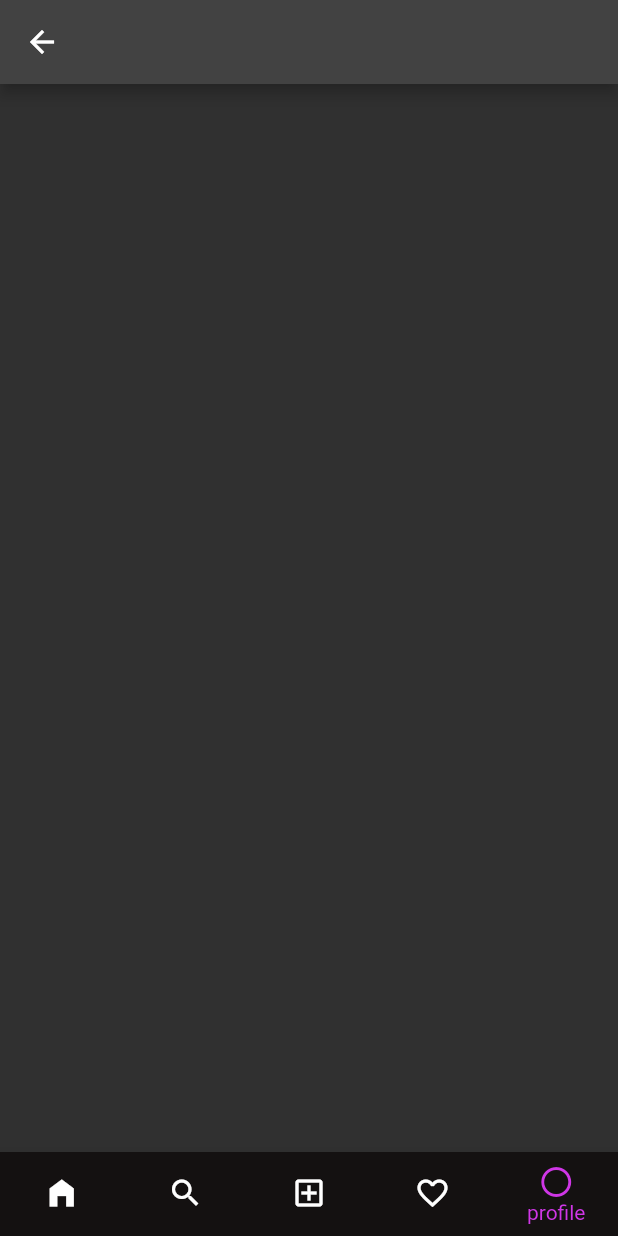
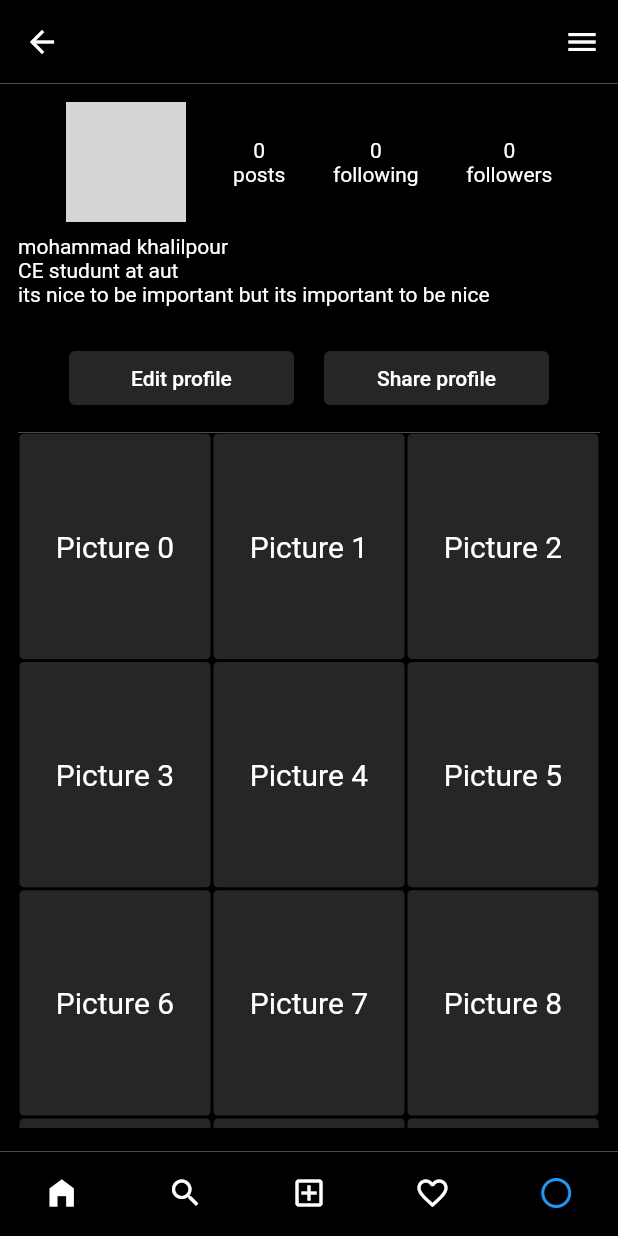
Before and after one commit to mohammad-khalilpour/instagraph, a Flutter app: the MainScreen screen opened by its route, item 5 of the bottom bar chosen, on a phone screen of 412 x 824 dp. Run offline on Flutter 3.47's test engine with Material 2 defaults, Android fonts, the phone set to English and light mode, and no system bars; our stand-ins replace cloud_firestore, firebase_auth, firebase_core, flutter_riverpod; accounts and stored records are empty; network calls fail; grey boxes are pictures that could not be loaded.

Commit message:
added username provider and profile screen

```diff
--- a/lib/constants/constants.dart
+++ b/lib/constants/constants.dart
@@ -3,8 +3,10 @@ import 'package:flutter/material.dart';
 const wGap8 = SizedBox(width: 8);
 const wGap16 = SizedBox(width: 16);
 const wGap20 = SizedBox(width: 20);
+const wGap60 = SizedBox(width: 60);
 const hGap8 = SizedBox(height: 8);
 const hGap12 = SizedBox(height: 12);
 const hGap16 = SizedBox(height: 16);
 const hGap20 = SizedBox(height: 20);
 const hGap28 = SizedBox(height: 28);
+const hGap60 = SizedBox(height: 60);
--- a/lib/main.dart
+++ b/lib/main.dart
@@ -29,7 +29,15 @@ class MyApp extends StatelessWidget {
     return MaterialApp(
       title: 'Flutter Demo',
       debugShowCheckedModeBanner: false,
-      theme: ThemeData.dark(),
+      theme: ThemeData.dark().copyWith(
+        scaffoldBackgroundColor: Colors.black,
+        bottomNavigationBarTheme: const BottomNavigationBarThemeData(
+          backgroundColor: Colors.black,
+        ),
+        appBarTheme: const AppBarTheme(
+          backgroundColor: Colors.black,
+        ),
+      ),
       routes: {
         RouteNames.mainScreen: (context) => const MainScreen(),
         RouteNames.loginScreen: (context) => const LoginScreen(),
@@ -40,7 +48,6 @@ class MyApp extends StatelessWidget {
           final isLoggedIn = ref.watch(isLoggedInProvider);
           if (isLoggedIn) {
             return const MainScreen();
-
           } else {
             return const LoginScreen();
           }
--- a/lib/screens/auth_screens/login_screen.dart
+++ b/lib/screens/auth_screens/login_screen.dart
@@ -55,7 +55,7 @@ class _LoginScreenState extends ConsumerState<LoginScreen> {
                         Container(
                           width: containerWidth,
                           decoration: BoxDecoration(
-                            border: Border.all(),
+                            border: Border.all(color: Colors.white),
                           ),
                           child: Padding(
                             padding: const EdgeInsets.all(20),
@@ -147,7 +147,7 @@ class _LoginScreenState extends ConsumerState<LoginScreen> {
                         Container(
                           width: containerWidth,
                           decoration: BoxDecoration(
-                            border: Border.all(),
+                            border: Border.all(color: Colors.white),
                           ),
                           child: Padding(
                             padding: const EdgeInsets.all(20.0),
--- a/lib/screens/auth_screens/signup_screen.dart
+++ b/lib/screens/auth_screens/signup_screen.dart
@@ -45,7 +45,7 @@ class SignUpScreenState extends ConsumerState<SignUpScreen> {
                     Container(
                       width: containerWidth,
                       decoration: BoxDecoration(
-                        border: Border.all(),
+                        border: Border.all(color: Colors.white),
                       ),
                       child: Padding(
                         padding: const EdgeInsets.all(20),
@@ -181,7 +181,7 @@ class SignUpScreenState extends ConsumerState<SignUpScreen> {
                     Container(
                       width: containerWidth,
                       decoration: BoxDecoration(
-                        border: Border.all(),
+                        border: Border.all(color: Colors.white),
                       ),
                       child: Column(
                         mainAxisAlignment: MainAxisAlignment.center,
--- a/lib/screens/main/main_screen.dart
+++ b/lib/screens/main/main_screen.dart
@@ -1,6 +1,7 @@
 import 'package:flutter/material.dart';
 import 'package:flutter_riverpod/flutter_riverpod.dart';
-
+import 'package:instagraph/screens/profile/profile_app_bar.dart';
+import 'package:instagraph/screens/profile/profile_body.dart';
 
 class MainScreen extends ConsumerStatefulWidget {
   const MainScreen({super.key});
@@ -12,38 +13,108 @@ class MainScreen extends ConsumerStatefulWidget {
 class _MainScreenState extends ConsumerState<MainScreen> {
   int _currentIndex = 0;
 
-  final List<Widget> _screen = [
-    const Scaffold(),
-    const Scaffold(),
-    const Scaffold(),
-    const Scaffold(),
-    const Scaffold(),
+  @override
+  Widget build(BuildContext context) {
+    final List<Widget> screen = [
+      Container(),
+      Container(),
+      Container(),
+      Container(),
+      const ProfileScreenBody(),
     ];
 
-  final List<AppBar> _appBar = [
+    final List<AppBar> appBar = [
       AppBar(),
       AppBar(),
       AppBar(),
       AppBar(),
-    AppBar(),
+      profileAppBar(context),
     ];
 
-  @override
-  Widget build(BuildContext context) {
     return SafeArea(
-      child: Scaffold(
-        appBar: _appBar[_currentIndex],
-        body: _screen[_currentIndex],
+      child: LayoutBuilder(
+        builder: (context, constraints) {
+          final width = constraints.maxWidth;
+          final height = constraints.maxHeight;
+          if (width < 780) {
+            return Scaffold(
+              appBar: _currentIndex == 4 ? appBar[_currentIndex] : null,
+              body: screen[_currentIndex],
               bottomNavigationBar: _bottomNavigationBar(),
+            );
+          } else {
+            return Scaffold(
+              body: Row(
+                crossAxisAlignment: CrossAxisAlignment.start,
+                children: [
+                  Container(
+                    width: 70,
+                    height: height,
+                    decoration: const BoxDecoration(
+                      border: BorderDirectional(
+                        end: BorderSide(
+                          width: 0.2,
+                          color: Colors.white,
+                        ),
+                      ),
+                    ),
+                    child: _navigationRail(),
+                  ),
+                  screen[_currentIndex],
+                ],
+              ),
+            );
+          }
+        },
       ),
     );
   }
 
+  Widget _navigationRail() {
+    return NavigationRail(
+      backgroundColor: Colors.black,
+      destinations: const <NavigationRailDestination>[
+        NavigationRailDestination(
+          icon: Icon(Icons.home_filled),
+          label: Text('Home'),
+        ),
+        NavigationRailDestination(
+          icon: Icon(Icons.search),
+          label: Text('search'),
+        ),
+        NavigationRailDestination(
+          icon: Icon(Icons.add_box_outlined),
+          label: Text('create'),
+        ),
+        NavigationRailDestination(
+          icon: Icon(Icons.favorite_border_outlined),
+          label: Text('Notifications'),
+        ),
+        NavigationRailDestination(
+          icon: Icon(Icons.circle_outlined),
+          label: Text('profile'),
+        ),
+      ],
+      selectedIndex: _currentIndex,
+      onDestinationSelected: onTabTapped,
+    );
+  }
+
   Widget _bottomNavigationBar() {
-    return BottomNavigationBar(
+    return Container(
+      height: 60,
+      child: Column(
+        mainAxisAlignment: MainAxisAlignment.end,
+        children: [
+          Container(
+            height: 0.2,
+            color: Colors.white,
+          ),
+          BottomNavigationBar(
             currentIndex: _currentIndex,
             onTap: onTabTapped,
             showUnselectedLabels: false,
+            showSelectedLabels: false,
             items: const [
               BottomNavigationBarItem(
                 icon: Icon(Icons.home_filled),
@@ -55,21 +126,23 @@ class _MainScreenState extends ConsumerState<MainScreen> {
               ),
               BottomNavigationBarItem(
                 icon: Icon(Icons.add_box_outlined),
-          label: 'post',
+                label: 'create',
               ),
               BottomNavigationBarItem(
                 icon: Icon(Icons.favorite_border_outlined),
-          label: 'activity',
+                label: 'Notifications',
               ),
               BottomNavigationBarItem(
                 icon: Icon(Icons.circle_outlined),
                 label: 'profile',
               ),
             ],
-      backgroundColor: const Color.fromARGB(255, 20, 17, 17),
-      fixedColor: const Color.fromARGB(255, 208, 54, 231),
+            fixedColor: Colors.blue,
             unselectedItemColor: Colors.white,
             type: BottomNavigationBarType.fixed,
+          ),
+        ],
+      ),
     );
   }
 
--- /dev/null
+++ b/lib/screens/profile/profile_app_bar.dart
@@ -0,0 +1,40 @@
+import 'package:flutter/material.dart';
+import 'package:flutter_riverpod/flutter_riverpod.dart';
+import 'package:instagraph/state/user/provider/username_provider.dart';
+
+AppBar profileAppBar(BuildContext context) {
+  return AppBar(
+    title: Consumer(
+      builder: (context, ref, child) {
+        final username = ref.watch(usernameProvider);
+        return Text(username.asData?.value ?? "");
+      },
+    ),
+    actions: [
+      IconButton(
+          onPressed: () {
+            showModalBottomSheet(
+              context: context,
+              builder: (context) {
+                return ListView(
+                  children: [
+                    TextButton.icon(
+                      onPressed: () {},
+                      icon: const Icon(Icons.settings),
+                      label: const Text('privacy and setting'),
+                    ),
+                  ],
+                );
+              },
+            );
+          },
+          icon: const Icon(Icons.menu)),
+    ],
+    shape: const Border(
+      bottom: BorderSide(
+        color: Colors.white,
+        width: 0.2,
+      ),
+    ),
+  );
+}
--- /dev/null
+++ b/lib/screens/profile/profile_body.dart
@@ -0,0 +1,109 @@
+import 'package:flutter/material.dart';
+import 'package:flutter_riverpod/flutter_riverpod.dart';
+import 'package:instagraph/constants/constants.dart';
+import 'package:instagraph/widgets/custom_button.dart';
+
+class ProfileScreenBody extends ConsumerStatefulWidget {
+  const ProfileScreenBody({super.key});
+
+  @override
+  ConsumerState<ConsumerStatefulWidget> createState() => _ProfileScreenState();
+}
+
+class _ProfileScreenState extends ConsumerState<ProfileScreenBody> {
+  @override
+  Widget build(BuildContext context) {
+    return Padding(
+      padding: const EdgeInsets.all(12),
+      child: Column(
+        crossAxisAlignment: CrossAxisAlignment.start,
+        children: [
+          Row(
+            mainAxisAlignment: MainAxisAlignment.spaceEvenly,
+            children: [
+              GestureDetector(
+                onTap: () {},
+                child: const CircleAvatar(
+                  radius: 40,
+                  backgroundImage: AssetImage(
+                      '/Users/kian/dev/projects/flutterProjects/instagraph/assets/blank-profile-picture-973460__340.webp'),
+                ),
+              ),
+              Column(
+                children: const [
+                  Text('0'),
+                  Text('posts'),
+                ],
+              ),
+              Column(
+                children: const [
+                  Text('0'),
+                  Text('following'),
+                ],
+              ),
+              Column(
+                children: const [
+                  Text('0'),
+                  Text('followers'),
+                ],
+              ),
+            ],
+          ),
+          hGap8,
+          const Text('mohammad khalilpour'),
+          const Text('''CE studunt at aut
+its nice to be important but its important to be nice
+          '''),
+          hGap8,
+          Row(
+            mainAxisAlignment: MainAxisAlignment.center,
+            children: [
+              SizedBox(
+                width: 150,
+                child: CustomButton(
+                  onPress: () {},
+                  text: 'Edit profile',
+                ),
+              ),
+              wGap20,
+              SizedBox(
+                width: 150,
+                child: CustomButton(
+                  onPress: () {},
+                  text: 'Share profile',
+                ),
+              ),
+            ],
+          ),
+          hGap12,
+          Container(
+            height: 0.2,
+            color: Colors.white,
+          ),
+          Expanded(
+            child: GridView.builder(
+              itemCount: 15,
+              gridDelegate: const SliverGridDelegateWithFixedCrossAxisCount(
+                  crossAxisCount: 3, childAspectRatio: 0.85),
+              itemBuilder: (BuildContext context, int index) {
+                return Container(
+                  margin: const EdgeInsets.all(1),
+                  decoration: BoxDecoration(
+                    borderRadius: BorderRadius.circular(3),
+                    color: const Color.fromARGB(115, 84, 84, 84),
+                  ),
+                  child: Center(
+                    child: Text(
+                      'Picture $index',
+                      style: const TextStyle(fontSize: 20),
+                    ),
+                  ),
+                );
+              },
+            ),
+          ),
+        ],
+      ),
+    );
+  }
+}
--- /dev/null
+++ b/lib/state/user/provider/username_provider.dart
@@ -0,0 +1,15 @@
+import 'package:flutter_riverpod/flutter_riverpod.dart';
+import 'package:instagraph/state/auth/providers/user_id_provider.dart';
+import 'package:instagraph/state/user/provider/user_provider.dart';
+
+final usernameProvider = AutoDisposeStreamProvider<String>((ref) {
+  final userId = ref.watch(userIdProvider);
+  final user = ref.watch(userProvider(userId!));
+  return user.when(data: (userModel) {
+    return Stream.value(userModel.username);
+  }, error: (error, stacktrace) {
+    return const Stream.empty();
+  }, loading: () {
+    return const Stream.empty();
+  });
+});
--- /dev/null
+++ b/lib/widgets/custom_button.dart
@@ -0,0 +1,23 @@
+import 'package:flutter/material.dart';
+
+class CustomButton extends StatelessWidget {
+  final String text;
+  final Function onPress;
+
+  const CustomButton({
+    super.key,
+    required this.text,
+    required this.onPress,
+  });
+
+  @override
+  Widget build(BuildContext context) {
+    return ElevatedButton(
+      style: ElevatedButton.styleFrom(
+        backgroundColor: const Color.fromARGB(115, 84, 84, 84),
+      ),
+      onPressed: () => onPress,
+      child: Text(text),
+    );
+  }
+}
--- a/pubspec.yaml
+++ b/pubspec.yaml
@@ -74,6 +74,7 @@ flutter:
     - assets/Screenshot 1402-01-11 at 13.24.39.png
     - assets/google-play-badge.png
     - assets/5a902db97f96951c82922874.png
+    - assets/blank-profile-picture-973460__340.webp
 
   # An image asset can refer to one or more resolution-specific "variants", see
   # https://flutter.dev/assets-and-images/#resolution-aware
```
Also changed, not shown: assets/blank-profile-picture-973460__340.webp (added), 1 other file. Lines whose indentation alone changed are shown as unchanged.
